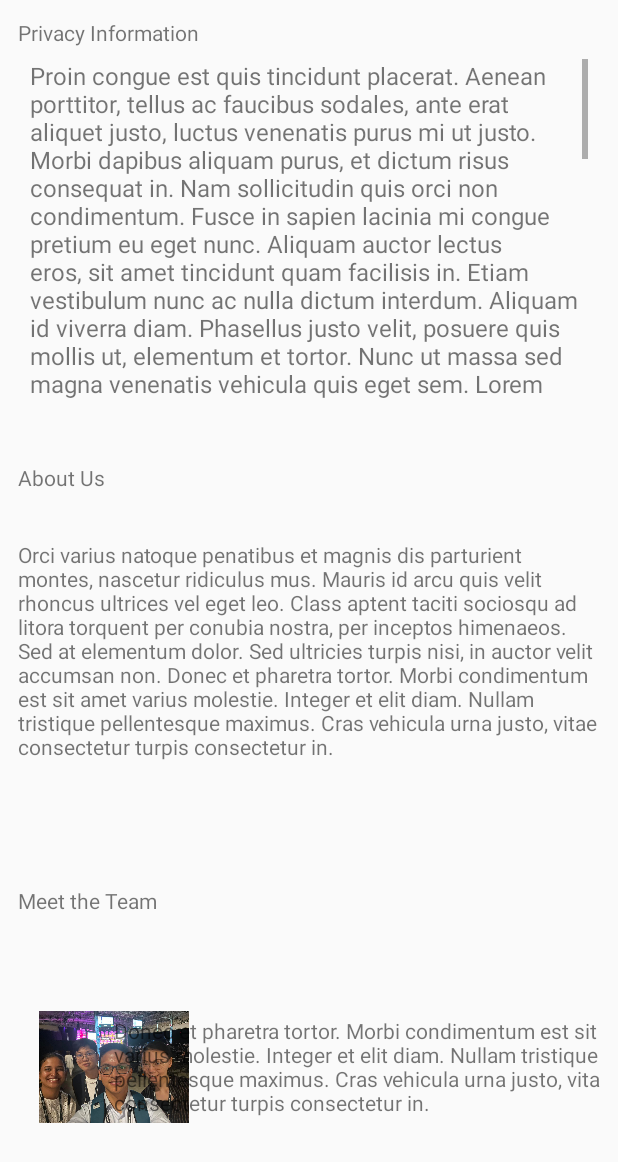
After one commit to dennx2/android-cooking-app, an Android app: the layout activity_pg16.xml on its own in the app's theme, with its tools: preview values and no code run, on a phone screen of 412 x 824 dp. The commit adds this screen. Shown: the top 1162 px of the screen. Run offline under Robolectric (Android 15) with nearby library versions, the phone set to English and light mode, and no system bars.

Commit message:
Page 16 created but not complete yet. Last TextView is out of boundary

```diff
--- /dev/null
+++ b/app/src/main/java/com/codecrafters/cookingapp/MainActivity_pg12.java
@@ -0,0 +1,14 @@
+package com.codecrafters.cookingapp;
+
+import android.os.Bundle;
+
+import androidx.appcompat.app.AppCompatActivity;
+
+public class MainActivity_pg12 extends AppCompatActivity {
+
+    @Override
+    protected void onCreate(Bundle savedInstanceState) {
+        super.onCreate(savedInstanceState);
+        setContentView(R.layout.activity_pg12);
+    }
+}
--- /dev/null
+++ b/app/src/main/java/com/codecrafters/cookingapp/MainActivity_pg15.java
@@ -0,0 +1,14 @@
+package com.codecrafters.cookingapp;
+
+import android.os.Bundle;
+
+import androidx.appcompat.app.AppCompatActivity;
+
+public class MainActivity_pg15 extends AppCompatActivity {
+
+    @Override
+    protected void onCreate(Bundle savedInstanceState) {
+        super.onCreate(savedInstanceState);
+        setContentView(R.layout.activity_pg15);
+    }
+}
--- a/app/src/main/java/com/codecrafters/cookingapp/MainActivity.java
+++ b/app/src/main/java/com/codecrafters/cookingapp/MainActivity_pg16.java
@@ -1,14 +1,14 @@
 package com.codecrafters.cookingapp;
+
+import android.os.Bundle;
 
 import androidx.appcompat.app.AppCompatActivity;
 
-import android.os.Bundle;
-
-public class MainActivity extends AppCompatActivity {
+public class MainActivity_pg16 extends AppCompatActivity {
 
     @Override
     protected void onCreate(Bundle savedInstanceState) {
         super.onCreate(savedInstanceState);
-        setContentView(R.layout.activity_main);
+        setContentView(R.layout.activity_pg16);
     }
 }
--- /dev/null
+++ b/app/src/main/java/com/codecrafters/cookingapp/MainActivity_pg9.java
@@ -0,0 +1,14 @@
+package com.codecrafters.cookingapp;
+
+import androidx.appcompat.app.AppCompatActivity;
+
+import android.os.Bundle;
+
+public class MainActivity_pg9 extends AppCompatActivity {
+
+    @Override
+    protected void onCreate(Bundle savedInstanceState) {
+        super.onCreate(savedInstanceState);
+        setContentView(R.layout.activity_pg9);
+    }
+}
--- /dev/null
+++ b/app/src/main/res/layout/activity_pg12.xml
@@ -0,0 +1,10 @@
+<?xml version="1.0" encoding="utf-8"?>
+<androidx.constraintlayout.widget.ConstraintLayout xmlns:android="http://schemas.android.com/apk/res/android"
+    xmlns:app="http://schemas.android.com/apk/res-auto"
+    xmlns:tools="http://schemas.android.com/tools"
+    android:layout_width="match_parent"
+    android:layout_height="match_parent"
+    android:layout_margin="12dp"
+    tools:context=".MainActivity_pg12">
+
+</androidx.constraintlayout.widget.ConstraintLayout>
--- /dev/null
+++ b/app/src/main/res/layout/activity_pg15.xml
@@ -0,0 +1,10 @@
+<?xml version="1.0" encoding="utf-8"?>
+<androidx.constraintlayout.widget.ConstraintLayout xmlns:android="http://schemas.android.com/apk/res/android"
+    xmlns:app="http://schemas.android.com/apk/res-auto"
+    xmlns:tools="http://schemas.android.com/tools"
+    android:layout_width="match_parent"
+    android:layout_height="match_parent"
+    android:layout_margin="12dp"
+    tools:context=".MainActivity_pg15">
+
+</androidx.constraintlayout.widget.ConstraintLayout>
--- /dev/null
+++ b/app/src/main/res/layout/activity_pg16.xml
@@ -0,0 +1,120 @@
+<?xml version="1.0" encoding="utf-8"?>
+<androidx.constraintlayout.widget.ConstraintLayout xmlns:android="http://schemas.android.com/apk/res/android"
+    xmlns:app="http://schemas.android.com/apk/res-auto"
+    xmlns:tools="http://schemas.android.com/tools"
+    android:layout_width="match_parent"
+    android:layout_height="match_parent"
+    android:layout_margin="12dp"
+    tools:context=".MainActivity_pg16">
+
+    <androidx.constraintlayout.widget.Guideline
+        android:id="@+id/gl_h_33sp"
+        android:layout_width="wrap_content"
+        android:layout_height="wrap_content"
+        android:orientation="horizontal"
+        app:layout_constraintGuide_percent="0.33"
+        ></androidx.constraintlayout.widget.Guideline>
+
+    <androidx.constraintlayout.widget.Guideline
+        android:id="@+id/gl_h_66sp"
+        android:layout_width="wrap_content"
+        android:layout_height="wrap_content"
+        android:orientation="horizontal"
+        app:layout_constraintGuide_percent="0.66"
+        ></androidx.constraintlayout.widget.Guideline>
+
+    <androidx.constraintlayout.widget.Guideline
+        android:id="@+id/gl_v_33sp"
+        android:layout_width="wrap_content"
+        android:layout_height="wrap_content"
+        android:orientation="vertical"
+        app:layout_constraintGuide_percent="0.33"
+        ></androidx.constraintlayout.widget.Guideline>
+
+    <TextView
+        android:id="@+id/tv1"
+        android:layout_width="match_parent"
+        android:layout_height="wrap_content"
+        android:text="Privacy Information"
+        app:layout_constraintTop_toTopOf="parent"
+        app:layout_constraintStart_toStartOf="parent"
+        app:layout_constraintBottom_toTopOf="@id/SC1"
+        />
+
+    <ScrollView
+        android:id="@+id/SC1"
+        android:layout_width="match_parent"
+        android:layout_height="0dp"
+        app:layout_constraintStart_toStartOf="parent"
+        app:layout_constraintEnd_toEndOf="parent"
+        app:layout_constraintTop_toBottomOf="@id/tv1"
+        app:layout_constraintBottom_toBottomOf="@id/gl_h_33sp"
+        android:layout_margin="8dp"
+        >
+        <TextView
+            android:id="@+id/tv1_1"
+            android:layout_width="match_parent"
+            android:layout_height="wrap_content"
+            android:textSize="16sp"
+            android:text="@string/privacy_info"
+            />
+
+    </ScrollView>
+
+    <TextView
+        android:id="@+id/tv2"
+        android:layout_width="match_parent"
+        android:layout_height="wrap_content"
+        android:text="About Us"
+        app:layout_constraintTop_toBottomOf="@id/gl_h_33sp"
+        app:layout_constraintStart_toStartOf="parent"
+        app:layout_constraintBottom_toTopOf="@id/tv3"
+        />
+
+    <TextView
+        android:id="@+id/tv3"
+        android:layout_width="match_parent"
+        android:layout_height="wrap_content"
+        android:text="@string/about_us"
+        app:layout_constraintTop_toBottomOf="@id/tv2"
+        app:layout_constraintStart_toStartOf="parent"
+        app:layout_constraintBottom_toTopOf="@id/gl_h_66sp"
+        />
+
+    <TextView
+        android:id="@+id/tv4"
+        android:layout_width="match_parent"
+        android:layout_height="wrap_content"
+        android:text="Meet the Team"
+        app:layout_constraintTop_toBottomOf="@id/gl_h_66sp"
+        app:layout_constraintStart_toStartOf="parent"
+        app:layout_constraintBottom_toTopOf="@id/pg16_iv1"
+        />
+
+    <ImageView
+        android:id="@+id/pg16_iv1"
+        android:layout_width="100dp"
+        android:layout_height="100dp"
+        android:src="@drawable/codecrafters_group"
+        app:layout_constraintTop_toBottomOf="@id/tv4"
+        app:layout_constraintStart_toStartOf="parent"
+        app:layout_constraintEnd_toStartOf="@id/gl_v_33sp"
+        app:layout_constraintBottom_toBottomOf="parent"
+
+        />
+
+    <TextView
+        android:id="@+id/tv5"
+        android:layout_width="wrap_content"
+        android:layout_height="wrap_content"
+        android:text="@string/meet_team"
+        app:layout_constraintStart_toEndOf="@id/gl_v_33sp"
+        app:layout_constraintTop_toBottomOf="@id/tv4"
+        app:layout_constraintEnd_toEndOf="parent"
+        app:layout_constraintBottom_toBottomOf="parent"
+        />
+
+
+
+
+</androidx.constraintlayout.widget.ConstraintLayout>
--- a/app/src/main/res/layout/activity_main.xml
+++ b/app/src/main/res/layout/activity_pg9.xml
@@ -5,7 +5,7 @@
     android:layout_width="match_parent"
     android:layout_height="match_parent"
     android:layout_margin="12dp"
-    tools:context=".MainActivity">
+    tools:context=".MainActivity_pg9">
 
     <TextView
         android:id="@+id/tv1"
--- a/app/src/main/res/values/strings.xml
+++ b/app/src/main/res/values/strings.xml
@@ -1,4 +1,13 @@
 <resources>
     <string name="app_name">DishCovery</string>
     <string name="statement1">Based on your ingredients, we suggest you to make:</string>
+    <string name="privacy_info">Proin congue est quis tincidunt placerat. Aenean porttitor, tellus ac faucibus sodales, ante erat aliquet justo, luctus venenatis purus mi ut justo. Morbi dapibus aliquam purus, et dictum risus consequat in. Nam sollicitudin quis orci non condimentum. Fusce in sapien lacinia mi congue pretium eu eget nunc. Aliquam auctor lectus eros, sit amet tincidunt quam facilisis in. Etiam vestibulum nunc ac nulla dictum interdum. Aliquam id viverra diam. Phasellus justo velit, posuere quis mollis ut, elementum et tortor. Nunc ut massa sed magna venenatis vehicula quis eget sem. Lorem ipsum dolor sit amet, consectetur adipiscing elit. Suspendisse dictum lacus ac porta porta. Suspendisse a sapien orci. Pellentesque ut ipsum vehicula est vulputate laoreet. Morbi mollis leo mauris, vitae laoreet elit luctus blandit. Praesent ac magna ut ipsum fringilla finibus.
+
+Orci varius natoque penatibus et magnis dis parturient montes, nascetur ridiculus mus. Mauris id arcu quis velit rhoncus ultrices vel eget leo. Class aptent taciti sociosqu ad litora torquent per conubia nostra, per inceptos himenaeos. Sed at elementum dolor. Sed ultricies turpis nisi, in auctor velit accumsan non. Donec et pharetra tortor. Morbi condimentum est sit amet varius molestie. Integer et elit diam. Nullam tristique pellentesque maximus. Cras vehicula urna justo, vitae consectetur turpis consectetur in.
+
+Vivamus non dolor ut lectus commodo laoreet. Duis id scelerisque odio. Cras et nulla ligula. Pellentesque habitant morbi tristique senectus et netus et malesuada fames ac turpis egestas. Integer sem arcu, mollis quis neque quis, finibus fringilla sem. Morbi ipsum massa, viverra a erat eget, venenatis pretium augue. Mauris lacinia pellentesque mi, id consequat augue pretium eu. Suspendisse dictum arcu sed nibh mollis, non scelerisque ipsum blandit. Interdum et malesuada fames ac ante ipsum primis in faucibus. Nam nec porta ligula, a rutrum urna. Sed sapien turpis, congue sollicitudin viverra nec, ultrices eget purus. Ut nec sem vel eros imperdiet gravida.</string>
+
+    <string name="about_us">Orci varius natoque penatibus et magnis dis parturient montes, nascetur ridiculus mus. Mauris id arcu quis velit rhoncus ultrices vel eget leo. Class aptent taciti sociosqu ad litora torquent per conubia nostra, per inceptos himenaeos. Sed at elementum dolor. Sed ultricies turpis nisi, in auctor velit accumsan non. Donec et pharetra tortor. Morbi condimentum est sit amet varius molestie. Integer et elit diam. Nullam tristique pellentesque maximus. Cras vehicula urna justo, vitae consectetur turpis consectetur in.</string>
+    <string name="meet_team">Donec et pharetra tortor. Morbi condimentum est sit amet varius molestie. Integer et elit diam. Nullam tristique pellentesque maximus. Cras vehicula urna justo, vitae consectetur turpis consectetur in.</string>
+
 </resources>
```
Also changed, not shown: app/src/main/res/drawable/codecrafters_group.jpg (added).
